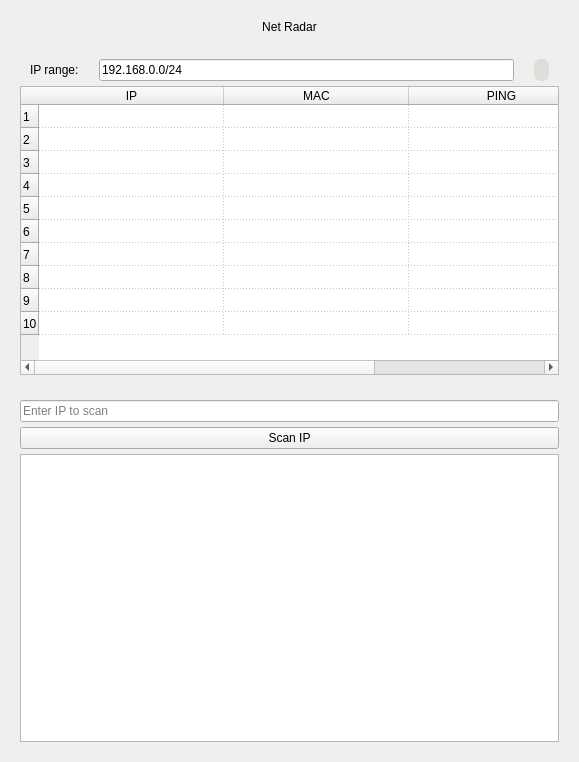
Before: the Qt Designer form main.ui in clioon/net_radar, drawn with Qt 5.
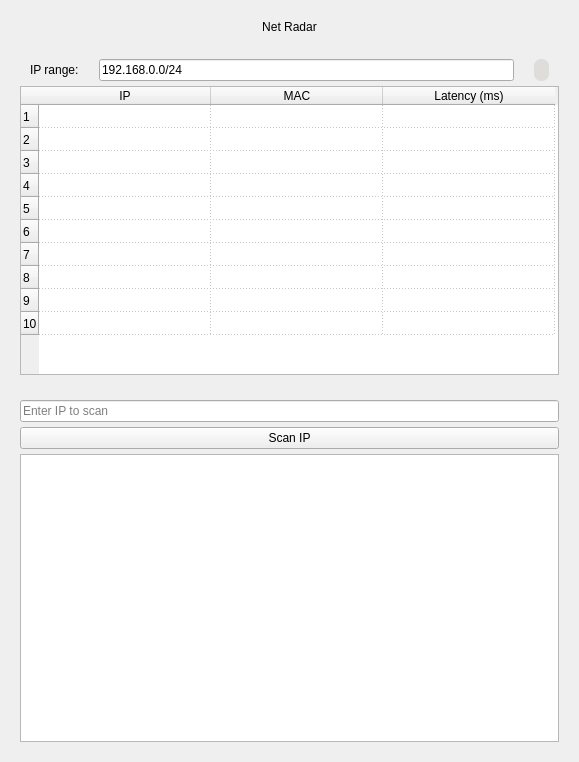
After: the same form once the commit is applied.

Commit message: feat: ICMP ping

The edit to the form file:
```diff
--- a/main.ui
+++ b/main.ui
@@ -140,10 +140,10 @@
        <bool>false</bool>
       </attribute>
       <attribute name="horizontalHeaderMinimumSectionSize">
-       <number>185</number>
+       <number>172</number>
       </attribute>
       <attribute name="horizontalHeaderDefaultSectionSize">
-       <number>185</number>
+       <number>172</number>
       </attribute>
       <attribute name="horizontalHeaderShowSortIndicator" stdset="0">
        <bool>false</bool>
@@ -188,7 +188,7 @@
       </column>
       <column>
        <property name="text">
-        <string>PING</string>
+        <string>Latency (ms)</string>
        </property>
       </column>
      </widget>
```
The commit also changes 3 other files.
